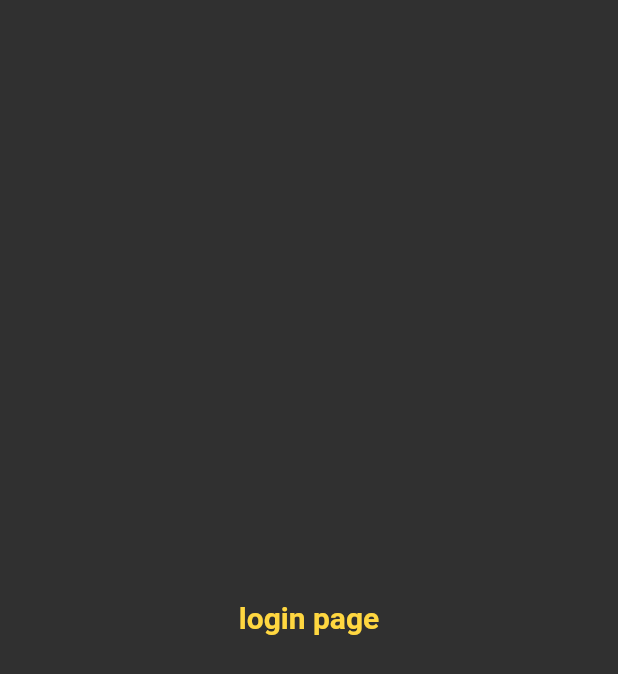
After one commit to rony-boay/30DaysFlutterChallenge, a Flutter app: the screen it shows after launch, on a phone screen of 412 x 824 dp. The commit adds this screen. Shown: the top 674 px of the screen. Run offline on Flutter 3.47's test engine with Material 2 defaults, Android fonts, the phone set to English and light mode, and no system bars.

Commit message:
day 3 completed

```diff
--- /dev/null
+++ b/lib/loginPage.dart
@@ -0,0 +1,21 @@
+import 'package:flutter/material.dart';
+
+class LoginPage extends StatelessWidget {
+  LoginPage({super.key});
+
+  @override
+  Widget build(BuildContext context) {
+    return Material(
+      child: Center(
+        child: Text(
+          "login page",
+          style: TextStyle(
+            fontSize: 20,
+            fontWeight: FontWeight.bold,
+            color: Colors.amberAccent,
+          ),
+        ),
+      ),
+    );
+  }
+}
--- a/lib/main.dart
+++ b/lib/main.dart
@@ -1,4 +1,5 @@
 import 'package:crashcourse_1/homepage.dart';
+import 'package:crashcourse_1/loginPage.dart';
 import 'package:flutter/material.dart';
 
 void main() {
@@ -8,13 +9,20 @@ void main() {
 class myApp extends StatelessWidget {
   myApp({super.key});
 
-  var name = "kuch bhi";
-
   @override
   Widget build(BuildContext context) {
     return MaterialApp(
-      home: HomePage(),
-
+      // home: HomePage(),
+      theme: ThemeData(
+        primarySwatch: Colors.blueGrey,
+        brightness: Brightness.dark,
+      ),
+      // themeMode: ThemeMode.dark,
+      initialRoute: "/loginpage",
+      routes: {
+        "/": (context) => HomePage(),
+        "/loginpage": (context) => LoginPage(),
+      },
     );
   }
 }
```
